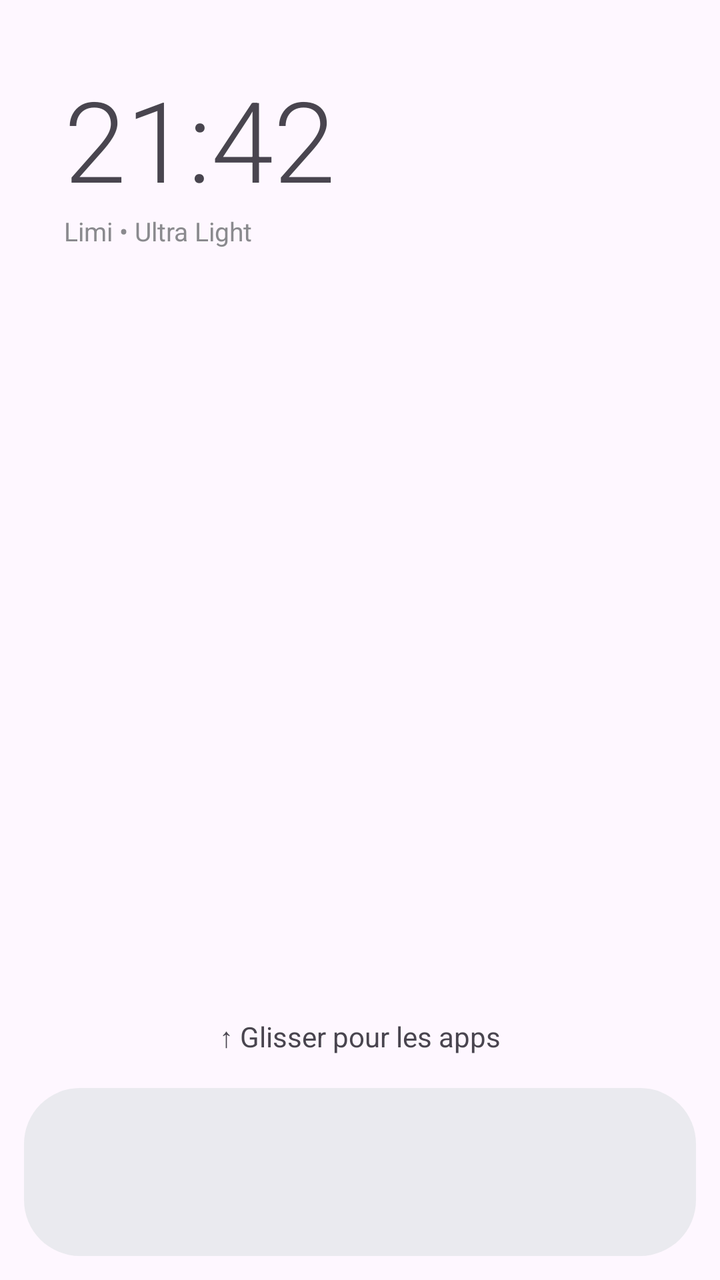
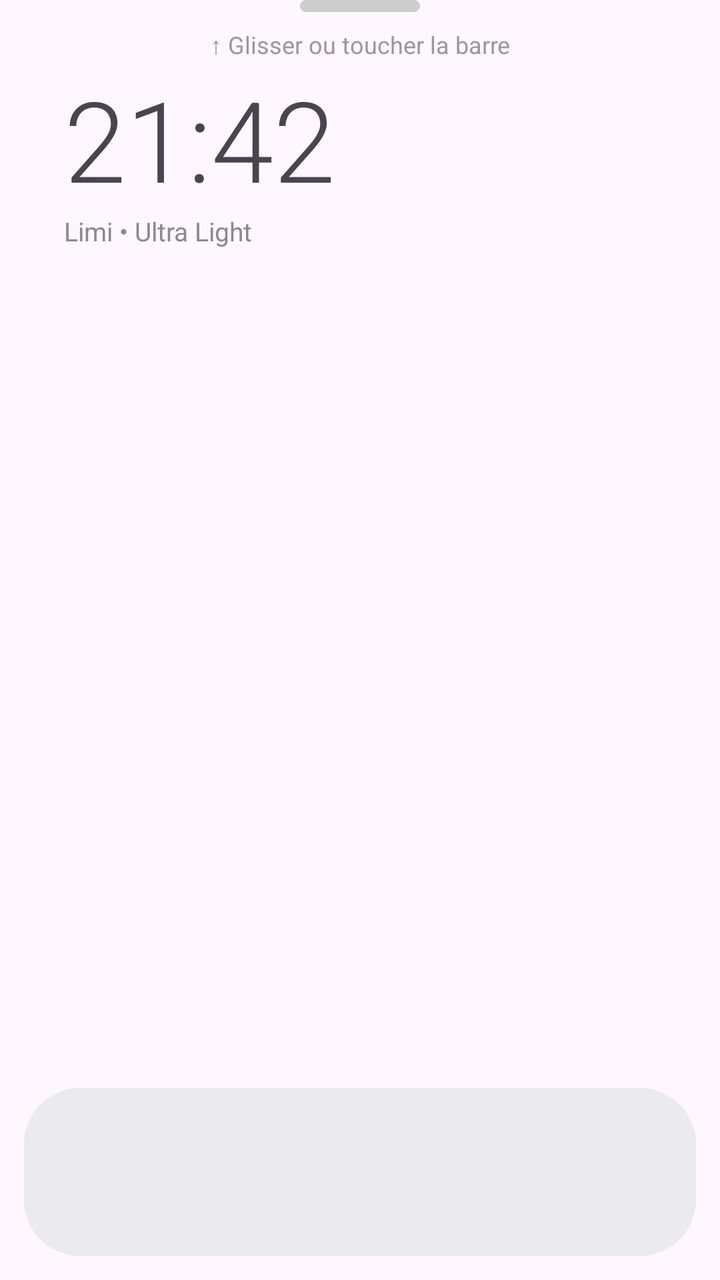

Compare the two renders of this Android layout. The source of the first and the diff that turns it into the second are given below.
<!-- AndroidManifest.xml: application theme Theme.Limi -->
<!-- res/layout/activity_launcher.xml -->
<?xml version="1.0" encoding="utf-8"?>
<androidx.constraintlayout.widget.ConstraintLayout 
    xmlns:android="http://schemas.android.com/apk/res/android" 
    xmlns:app="http://schemas.android.com/apk/res-auto" 
    android:id="@+id/root" 
    android:layout_width="match_parent" 
    android:layout_height="match_parent">

    <LinearLayout 
        android:layout_width="match_parent" 
        android:layout_height="wrap_content" 
        android:orientation="vertical" 
        android:padding="32dp" 
        app:layout_constraintTop_toTopOf="parent">
        <TextView 
            android:id="@+id/clockText" 
            android:layout_width="wrap_content" 
            android:layout_height="wrap_content" 
            android:text="21:42" 
            android:textSize="56sp" 
            android:fontFamily="sans-serif-light"/>
        <TextView 
            android:id="@+id/dateText" 
            android:layout_width="wrap_content" 
            android:layout_height="wrap_content" 
            android:text="Limi • Ultra Light" 
            android:textSize="13sp" 
            android:textColor="#8A8A8E"/>
    </LinearLayout>

    <TextView 
        android:id="@+id/swipeHint" 
        android:layout_width="wrap_content" 
        android:layout_height="wrap_content" 
        android:text="@string/swipe_hint" 
        android:padding="16dp" 
        app:layout_constraintBottom_toTopOf="@id/dockContainer" 
        app:layout_constraintStart_toStartOf="parent" 
        app:layout_constraintEnd_toEndOf="parent"/>

    <LinearLayout 
        android:id="@+id/dockContainer" 
        android:layout_width="0dp" 
        android:layout_height="wrap_content" 
        android:orientation="vertical" 
        android:layout_margin="12dp" 
        android:background="@drawable/bg_dock" 
        app:layout_constraintBottom_toBottomOf="parent" 
        app:layout_constraintStart_toStartOf="parent" 
        app:layout_constraintEnd_toEndOf="parent">
        <androidx.recyclerview.widget.RecyclerView 
            android:id="@+id/dockRecycler" 
            android:layout_width="match_parent" 
            android:layout_height="84dp" 
            android:padding="8dp"/>
    </LinearLayout>

    <androidx.constraintlayout.widget.ConstraintLayout 
        android:id="@+id/drawerContainer" 
        android:layout_width="match_parent" 
        android:layout_height="match_parent" 
        android:visibility="gone" 
        android:background="@color/bg" 
        android:translationY="1000dp">
        <androidx.appcompat.widget.SearchView 
            android:id="@+id/searchView" 
            android:layout_width="0dp" 
            android:layout_height="wrap_content" 
            android:layout_margin="16dp" 
            android:background="@drawable/bg_search" 
            app:queryHint="@string/search_hint" 
            app:iconifiedByDefault="false" 
            app:layout_constraintTop_toTopOf="parent" 
            app:layout_constraintStart_toStartOf="parent" 
            app:layout_constraintEnd_toEndOf="parent"/>
        <androidx.recyclerview.widget.RecyclerView 
            android:id="@+id/drawerRecycler" 
            android:layout_width="match_parent" 
            android:layout_height="0dp" 
            app:layout_constraintTop_toBottomOf="@id/searchView" 
            app:layout_constraintBottom_toBottomOf="parent"/>
    </androidx.constraintlayout.widget.ConstraintLayout>
</androidx.constraintlayout.widget.ConstraintLayout>
<!-- resources referenced by this layout -->
<resources>
  <color name="bg">#F7F7F8</color>
  <!-- drawable bg_dock (drawable) -->
  <shape xmlns:android="http://schemas.android.com/apk/res/android">
      <corners android:radius="28dp"/>
      <solid android:color="@color/dock_bg"/>
  </shape>
  <!-- drawable bg_search (drawable) -->
  <shape xmlns:android="http://schemas.android.com/apk/res/android">
      <corners android:radius="16dp"/>
      <solid android:color="@color/search_bg"/>
  </shape>
  <string name="search_hint">Rechercher...</string>
  <string name="swipe_hint">↑ Glisser pour les apps</string>
  <style name="Theme.Limi" parent="Theme.Material3.DayNight.NoActionBar">
          <item name="android:statusBarColor">@android:color/transparent</item>
          <item name="android:navigationBarColor">@android:color/transparent</item>
          <item name="android:windowLightStatusBar">true</item>
      </style>
  <color name="dock_bg">#E8E8EAEE</color>
  <color name="search_bg">#EEEEF0</color>
</resources>

<!-- the commit's change to res/layout/activity_launcher.xml (unified diff, before → after) -->
@@ -28,13 +28,26 @@
             android:textColor="#8A8A8E"/>
     </LinearLayout>
 
+    
+    <TextView 
+        android:id="@+id/toggleBar" 
+        android:layout_width="60dp" 
+        android:layout_height="6dp" 
+        android:background="@drawable/bg_toggle_bar" 
+        android:layout_marginTop="16dp"
+        app:layout_constraintTop_toBottomOf="@id/clockText"
+        app:layout_constraintStart_toStartOf="parent"
+        app:layout_constraintEnd_toEndOf="parent"/>
+
     <TextView 
         android:id="@+id/swipeHint" 
         android:layout_width="wrap_content" 
         android:layout_height="wrap_content" 
-        android:text="@string/swipe_hint" 
-        android:padding="16dp" 
-        app:layout_constraintBottom_toTopOf="@id/dockContainer" 
+        android:text="↑ Glisser ou toucher la barre" 
+        android:paddingTop="8dp"
+        android:textSize="12sp"
+        android:textColor="#999999"
+        app:layout_constraintTop_toBottomOf="@id/toggleBar"
         app:layout_constraintStart_toStartOf="parent" 
         app:layout_constraintEnd_toEndOf="parent"/>
 
<!-- resource entries referenced after the edit -->
@@ -11,8 +11,12 @@
       <corners android:radius="16dp"/>
       <solid android:color="@color/search_bg"/>
   </shape>
+  <!-- drawable bg_toggle_bar (drawable) -->
+  <shape xmlns:android="http://schemas.android.com/apk/res/android">
+      <corners android:radius="3dp"/>
+      <solid android:color="#CCCCCC"/>
+  </shape>
   <string name="search_hint">Rechercher...</string>
-  <string name="swipe_hint">↑ Glisser pour les apps</string>
   <style name="Theme.Limi" parent="Theme.Material3.DayNight.NoActionBar">
           <item name="android:statusBarColor">@android:color/transparent</item>
           <item name="android:navigationBarColor">@android:color/transparent</item>
